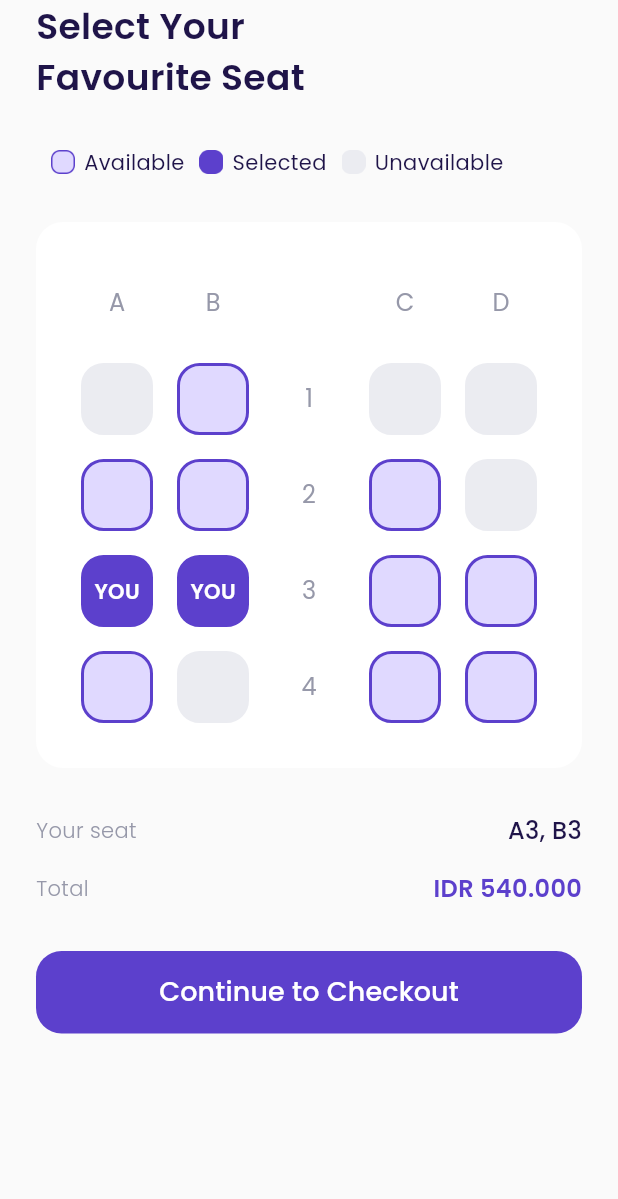
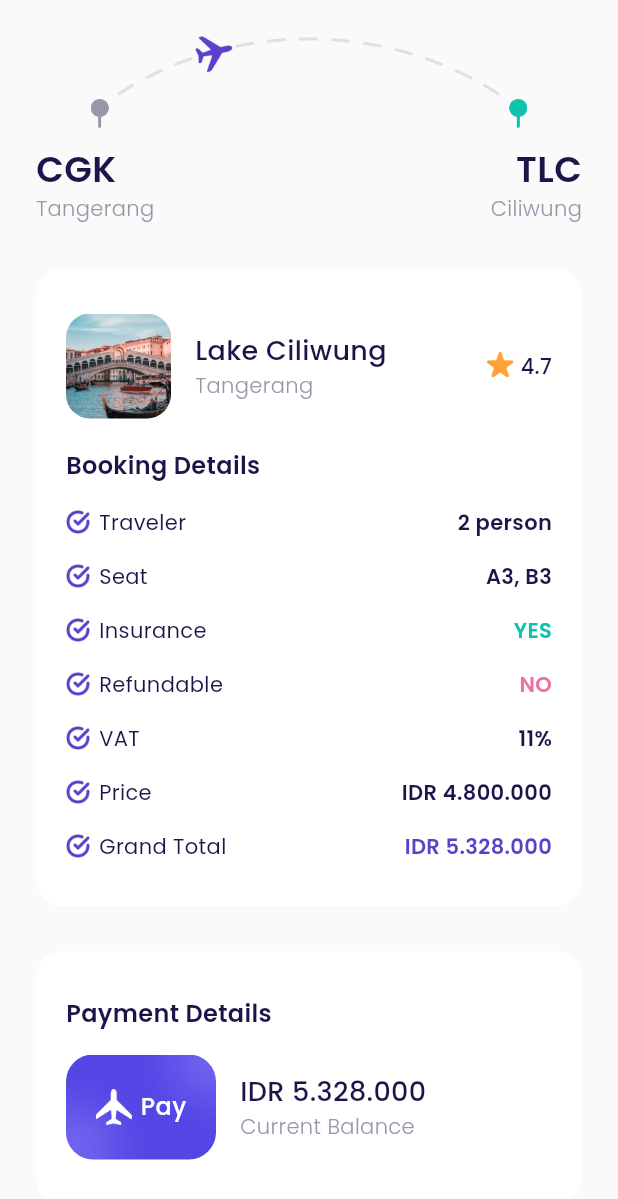
Before and after one commit to khoerodin/airplane, a Flutter app: the ChooseSitePage screen opened directly, after a tap on "Continue to Checkout", on a phone screen of 412 x 824 dp. Shown: the top 1199 px of the screen. Run offline on Flutter 3.47's test engine with Material 3 defaults, Android fonts, the phone set to English and light mode, and no system bars; our stand-ins replace google_fonts.

Commit message:
Checkout Page

```diff
--- /dev/null
+++ b/lib/ui/pages/checkout_page.dart
@@ -0,0 +1,329 @@
+import 'package:airplane/shared/theme.dart';
+import 'package:airplane/ui/widgtes/booking_details_item.dart';
+import 'package:airplane/ui/widgtes/custom_button.dart';
+import 'package:flutter/material.dart';
+
+class CheckoutPage extends StatelessWidget {
+  const CheckoutPage({super.key});
+
+  @override
+  Widget build(BuildContext context) {
+    Widget route() {
+      return Column(
+        children: [
+          Container(
+            width: 291,
+            height: 65,
+            margin: const EdgeInsets.only(bottom: 10),
+            decoration: const BoxDecoration(
+              image: DecorationImage(
+                image: AssetImage('assets/image_checkout.png'),
+              ),
+            ),
+          ),
+          Row(
+            mainAxisAlignment: MainAxisAlignment.spaceBetween,
+            children: [
+              Column(
+                crossAxisAlignment: CrossAxisAlignment.start,
+                children: [
+                  Text(
+                    'CGK',
+                    style: blackTextStyle.copyWith(
+                      fontSize: 24,
+                      fontWeight: semiBold,
+                    ),
+                  ),
+                  Text(
+                    'Tangerang',
+                    style: greyTextStyle.copyWith(
+                      fontWeight: light,
+                    ),
+                  ),
+                ],
+              ),
+              Column(
+                crossAxisAlignment: CrossAxisAlignment.end,
+                children: [
+                  Text(
+                    'TLC',
+                    style: blackTextStyle.copyWith(
+                      fontSize: 24,
+                      fontWeight: semiBold,
+                    ),
+                  ),
+                  Text(
+                    'Ciliwung',
+                    style: greyTextStyle.copyWith(
+                      fontWeight: light,
+                    ),
+                  ),
+                ],
+              ),
+            ],
+          ),
+        ],
+      );
+    }
+
+    Widget bookingDetails() {
+      Widget destinationTile() {
+        return Row(
+          children: [
+            Container(
+              width: 70,
+              height: 70,
+              margin: const EdgeInsets.only(right: 16),
+              decoration: BoxDecoration(
+                borderRadius: BorderRadius.circular(16),
+                image: const DecorationImage(
+                  fit: BoxFit.cover,
+                  image: AssetImage('assets/image_destination1.png'),
+                ),
+              ),
+            ),
+            Expanded(
+              child: Column(
+                crossAxisAlignment: CrossAxisAlignment.start,
+                children: [
+                  Text(
+                    'Lake Ciliwung',
+                    style: blackTextStyle.copyWith(
+                      fontSize: 18,
+                      fontWeight: medium,
+                    ),
+                  ),
+                  Text(
+                    'Tangerang',
+                    style: greyTextStyle.copyWith(fontWeight: light),
+                  )
+                ],
+              ),
+            ),
+            Row(
+              mainAxisAlignment: MainAxisAlignment.center,
+              crossAxisAlignment: CrossAxisAlignment.start,
+              children: [
+                Container(
+                  width: 18,
+                  height: 18,
+                  margin: const EdgeInsets.only(right: 5),
+                  decoration: const BoxDecoration(
+                    image: DecorationImage(
+                      image: AssetImage('assets/icon_star.png'),
+                    ),
+                  ),
+                ),
+                Text(
+                  '4.7',
+                  style: blackTextStyle.copyWith(
+                    fontWeight: medium,
+                  ),
+                )
+              ],
+            ),
+          ],
+        );
+      }
+
+      Widget detailTitle() {
+        return Container(
+          margin: const EdgeInsets.only(top: 20),
+          child: Text(
+            'Booking Details',
+            style: blackTextStyle.copyWith(
+              fontSize: 16,
+              fontWeight: semiBold,
+            ),
+          ),
+        );
+      }
+
+      return Container(
+        margin: const EdgeInsets.only(top: 30),
+        padding: const EdgeInsets.symmetric(
+          horizontal: 20,
+          vertical: 30,
+        ),
+        decoration: BoxDecoration(
+          color: kWhiteColor,
+          borderRadius: BorderRadius.circular(18),
+        ),
+        child: Column(
+          crossAxisAlignment: CrossAxisAlignment.start,
+          children: [
+            destinationTile(),
+            detailTitle(),
+            BookingDetailsItem(
+              title: 'Traveler',
+              valueText: '2 person',
+              valueColor: kBlackColor,
+            ),
+            BookingDetailsItem(
+              title: 'Seat',
+              valueText: 'A3, B3',
+              valueColor: kBlackColor,
+            ),
+            BookingDetailsItem(
+              title: 'Insurance',
+              valueText: 'YES',
+              valueColor: kGreenColor,
+            ),
+            BookingDetailsItem(
+              title: 'Refundable',
+              valueText: 'NO',
+              valueColor: kRedColor,
+            ),
+            BookingDetailsItem(
+              title: 'VAT',
+              valueText: '11%',
+              valueColor: kBlackColor,
+            ),
+            BookingDetailsItem(
+              title: 'Price',
+              valueText: 'IDR 4.800.000',
+              valueColor: kBlackColor,
+            ),
+            BookingDetailsItem(
+              title: 'Grand Total',
+              valueText: 'IDR 5.328.000',
+              valueColor: kPrimaryColor,
+            ),
+          ],
+        ),
+      );
+    }
+
+    Widget paymentDetils() {
+      return Container(
+        margin: const EdgeInsets.only(top: 30),
+        padding: const EdgeInsets.symmetric(
+          horizontal: 20,
+          vertical: 30,
+        ),
+        decoration: BoxDecoration(
+          color: kWhiteColor,
+          borderRadius: BorderRadius.circular(18),
+        ),
+        child: Column(
+          crossAxisAlignment: CrossAxisAlignment.start,
+          children: [
+            Text(
+              'Payment Details',
+              style: blackTextStyle.copyWith(
+                fontSize: 16,
+                fontWeight: semiBold,
+              ),
+            ),
+            Container(
+              margin: const EdgeInsets.only(top: 16),
+              child: Row(
+                children: [
+                  Container(
+                    width: 100,
+                    height: 70,
+                    margin: const EdgeInsets.only(right: 16),
+                    decoration: BoxDecoration(
+                      borderRadius: BorderRadius.circular(18),
+                      image: const DecorationImage(
+                        image: AssetImage('assets/image_card.png'),
+                        fit: BoxFit.cover,
+                      ),
+                    ),
+                    child: Center(
+                      child: Row(
+                        mainAxisAlignment: MainAxisAlignment.center,
+                        children: [
+                          Container(
+                            width: 24,
+                            height: 24,
+                            margin: const EdgeInsets.only(right: 6),
+                            decoration: const BoxDecoration(
+                              image: DecorationImage(
+                                image: AssetImage('assets/icon_plane.png'),
+                              ),
+                            ),
+                          ),
+                          Text(
+                            'Pay',
+                            style: whiteTextStyle.copyWith(
+                              fontSize: 16,
+                              fontWeight: medium,
+                            ),
+                          )
+                        ],
+                      ),
+                    ),
+                  ),
+                  Expanded(
+                    child: Column(
+                      crossAxisAlignment: CrossAxisAlignment.start,
+                      children: [
+                        Text(
+                          'IDR 5.328.000',
+                          style: blackTextStyle.copyWith(
+                            fontSize: 18,
+                            fontWeight: medium,
+                            overflow: TextOverflow.ellipsis,
+                          ),
+                        ),
+                        Text(
+                          'Current Balance',
+                          style: greyTextStyle.copyWith(
+                            fontWeight: light,
+                          ),
+                        ),
+                      ],
+                    ),
+                  ),
+                ],
+              ),
+            ),
+          ],
+        ),
+      );
+    }
+
+    Widget payNowButton() {
+      return CustomButton(
+        title: 'Pay Now',
+        onPressed: () {},
+        margin: const EdgeInsets.only(top: 30),
+      );
+    }
+
+    Widget tacButton() {
+      return Container(
+        alignment: Alignment.center,
+        margin: const EdgeInsets.symmetric(vertical: 30),
+        child: Text(
+          'Terms and Conditions',
+          style: greyTextStyle.copyWith(
+            fontSize: 16,
+            fontWeight: light,
+            decoration: TextDecoration.underline,
+          ),
+        ),
+      );
+    }
+
+    return Scaffold(
+      backgroundColor: kBackgroundColor,
+      body: SafeArea(
+        child: ListView(
+          padding: EdgeInsets.symmetric(
+            horizontal: defaultMargin,
+          ),
+          children: [
+            const SizedBox(height: 20),
+            route(),
+            bookingDetails(),
+            paymentDetils(),
+            payNowButton(),
+            tacButton(),
+          ],
+        ),
+      ),
+    );
+  }
+}
--- a/lib/ui/pages/choose_site_page.dart
+++ b/lib/ui/pages/choose_site_page.dart
@@ -1,4 +1,5 @@
 import 'package:airplane/shared/theme.dart';
+import 'package:airplane/ui/pages/checkout_page.dart';
 import 'package:airplane/ui/widgtes/custom_button.dart';
 import 'package:airplane/ui/widgtes/seat_item.dart';
 import 'package:flutter/material.dart';
@@ -9,8 +10,7 @@ class ChooseSitePage extends StatelessWidget {
   @override
   Widget build(BuildContext context) {
     Widget title() {
-      return SafeArea(
-        child: Column(
+      return Column(
         crossAxisAlignment: CrossAxisAlignment.start,
         children: [
           Text(
@@ -28,7 +28,6 @@ class ChooseSitePage extends StatelessWidget {
             ),
           ),
         ],
-        ),
       );
     }
 
@@ -269,7 +268,14 @@ class ChooseSitePage extends StatelessWidget {
     Widget checkoutButton() {
       return CustomButton(
         title: 'Continue to Checkout',
-        onPressed: () {},
+        onPressed: () {
+          Navigator.push(
+            context,
+            MaterialPageRoute(
+              builder: (context) => const CheckoutPage(),
+            ),
+          );
+        },
         margin: const EdgeInsets.only(
           top: 30,
           bottom: 46,
@@ -279,11 +285,11 @@ class ChooseSitePage extends StatelessWidget {
 
     return Scaffold(
       backgroundColor: kBackgroundColor,
-      body: ListView(
-        padding: EdgeInsets.symmetric(
-          horizontal: defaultMargin,
-        ),
+      body: SafeArea(
+        child: ListView(
+          padding: EdgeInsets.symmetric(horizontal: defaultMargin),
           children: [
+            const SizedBox(height: 20),
             title(),
             seatStatus(),
             selectSeat(),
@@ -292,6 +298,7 @@ class ChooseSitePage extends StatelessWidget {
             checkoutButton(),
           ],
         ),
+      ),
     );
   }
 }
--- a/lib/ui/pages/detail_page.dart
+++ b/lib/ui/pages/detail_page.dart
@@ -46,7 +46,7 @@ class DetailPage extends StatelessWidget {
         return Container(
           width: 108,
           height: 24,
-          margin: const EdgeInsets.only(top: 15),
+          margin: const EdgeInsets.only(top: 20),
           decoration: const BoxDecoration(
             image: DecorationImage(
               image: AssetImage('assets/icon_emblem.png'),
--- a/lib/ui/pages/home_page.dart
+++ b/lib/ui/pages/home_page.dart
@@ -13,7 +13,7 @@ class HomePage extends StatelessWidget {
         margin: EdgeInsets.only(
           left: defaultMargin,
           right: defaultMargin,
-          top: 30,
+          top: 20,
         ),
         child: Row(
           children: [
@@ -161,12 +161,14 @@ class HomePage extends StatelessWidget {
       );
     }
 
-    return ListView(
-      children: [
-        header(),
-        popularDestination(),
-        newDestinations(),
-      ],
+    return SafeArea(
+      child: ListView(
+        children: [
+          header(),
+          popularDestination(),
+          newDestinations(),
+        ],
+      ),
     );
   }
 }
--- a/lib/ui/pages/sign_up_page.dart
+++ b/lib/ui/pages/sign_up_page.dart
@@ -10,7 +10,7 @@ class SignUpPage extends StatelessWidget {
   Widget build(BuildContext context) {
     Widget title() {
       return Container(
-        margin: const EdgeInsets.only(top: 30),
+        margin: const EdgeInsets.only(top: 20),
         padding: const EdgeInsets.only(right: 100),
         child: Text(
           'Join us and get your next journey',
@@ -100,9 +100,7 @@ class SignUpPage extends StatelessWidget {
       backgroundColor: kBackgroundColor,
       body: SafeArea(
         child: ListView(
-          padding: EdgeInsets.symmetric(
-            horizontal: defaultMargin,
-          ),
+          padding: EdgeInsets.symmetric(horizontal: defaultMargin),
           children: [
             title(),
             inputSection(),
--- /dev/null
+++ b/lib/ui/widgtes/booking_details_item.dart
@@ -0,0 +1,48 @@
+import 'package:airplane/shared/theme.dart';
+import 'package:flutter/material.dart';
+
+class BookingDetailsItem extends StatelessWidget {
+  final String title;
+  final String valueText;
+  final Color valueColor;
+
+  const BookingDetailsItem({
+    super.key,
+    required this.title,
+    required this.valueText,
+    required this.valueColor,
+  });
+
+  @override
+  Widget build(BuildContext context) {
+    return Container(
+      margin: const EdgeInsets.only(top: 16),
+      child: Row(
+        children: [
+          Container(
+            width: 16,
+            height: 16,
+            margin: const EdgeInsets.only(right: 6),
+            decoration: const BoxDecoration(
+              image: DecorationImage(
+                image: AssetImage('assets/icon_check.png'),
+              ),
+            ),
+          ),
+          Text(
+            title,
+            style: blackTextStyle,
+          ),
+          const Spacer(),
+          Text(
+            valueText,
+            style: blackTextStyle.copyWith(
+              fontWeight: semiBold,
+              color: valueColor,
+            ),
+          )
+        ],
+      ),
+    );
+  }
+}
```
Lines whose indentation alone changed are shown as unchanged.
